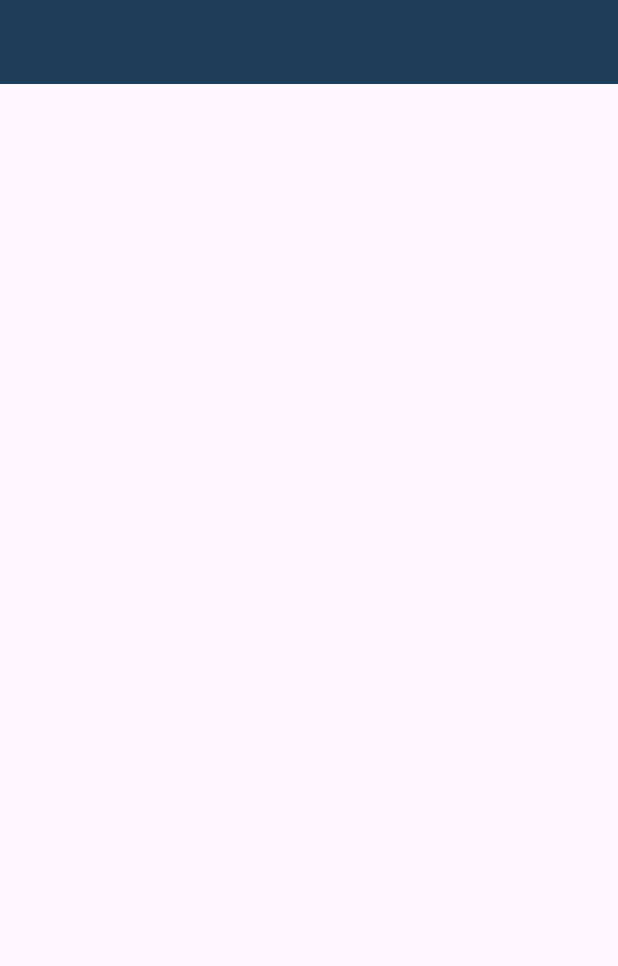
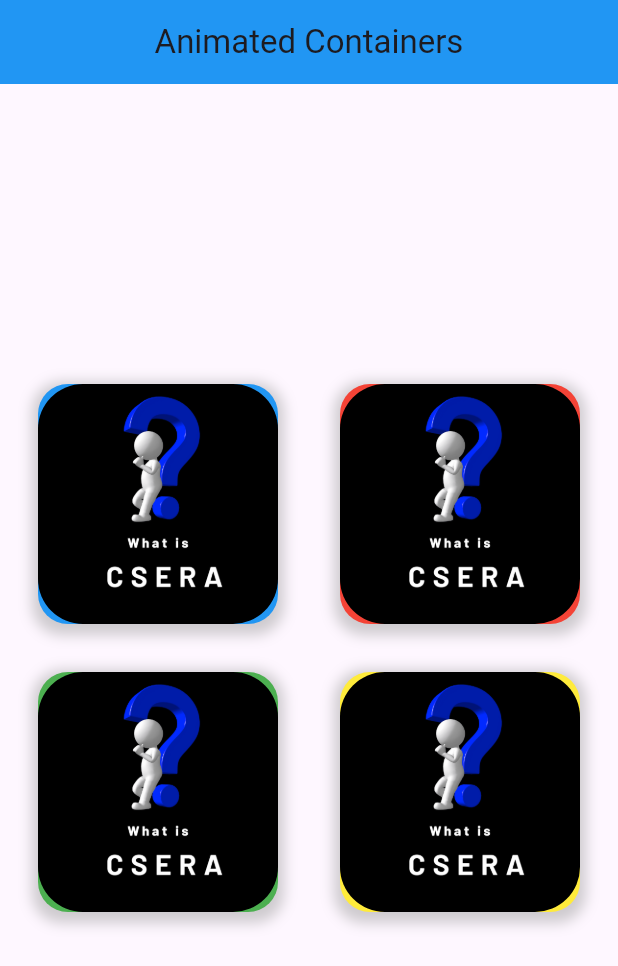
Before and after one commit to Faisii786/csera-project, a Flutter app: the screen it shows after launch, on a phone screen of 412 x 824 dp. Shown: the top 966 px of the screen. Run offline on Flutter 3.47's test engine with Material 3 defaults, Android fonts, the light colour scheme and no system bars; our stand-ins replace google_fonts.

```diff
--- /dev/null
+++ b/lib/CseraAboutSectionComplete/AnimatedContainers/AboutContainer.dart
@@ -0,0 +1,195 @@
+import 'package:csera_app/CseraAboutSectionComplete/NavigationPages/joinNow.dart';
+import 'package:csera_app/CseraAboutSectionComplete/NavigationPages/whatisCsera.dart';
+import 'package:csera_app/CseraAboutSectionComplete/NavigationPages/whyCsera.dart';
+import 'package:flutter/material.dart';
+
+import '../NavigationPages/whoCsera.dart';
+
+class AnimatedContainerScreen extends StatefulWidget {
+  @override
+  _AnimatedContainerScreenState createState() => _AnimatedContainerScreenState();
+}
+
+class _AnimatedContainerScreenState extends State<AnimatedContainerScreen>
+    with TickerProviderStateMixin {
+  late AnimationController _controller1;
+  late AnimationController _controller2;
+  late AnimationController _controller3;
+  late AnimationController _controller4;
+
+  late Animation<Offset> _animation1;
+  late Animation<Offset> _animation2;
+  late Animation<Offset> _animation3;
+  late Animation<Offset> _animation4;
+
+  Color _containerColor1 = Colors.blue;
+  Color _containerColor2 = Colors.red;
+  Color _containerColor3 = Colors.green;
+  Color _containerColor4 = Colors.yellow;
+
+  @override
+  void initState() {
+    super.initState();
+
+    // Animation Controller and Animation for the first container
+    _controller1 = AnimationController(
+      duration: Duration(seconds: 2),
+      vsync: this,
+    );
+    _animation1 = Tween<Offset>(
+      begin: Offset(-1.0, 0.0),
+      end: Offset(0.0, 0.0),
+    ).animate(
+      CurvedAnimation(
+        curve: Curves.easeInOut,
+        parent: _controller1,
+      ),
+    );
+
+    // Animation Controller and Animation for the second container
+    _controller2 = AnimationController(
+      duration: Duration(seconds: 2),
+      vsync: this,
+    );
+    _animation2 = Tween<Offset>(
+      begin: Offset(1.0, 0.0),
+      end: Offset(0.0, 0.0),
+    ).animate(
+      CurvedAnimation(
+        curve: Curves.easeInOut,
+        parent: _controller2,
+      ),
+    );
+
+    // Animation Controller and Animation for the third container
+    _controller3 = AnimationController(
+      duration: Duration(seconds: 2),
+      vsync: this,
+    );
+    _animation3 = Tween<Offset>(
+      begin: Offset(-1.0, 0.0),
+      end: Offset(0.0, 0.0),
+    ).animate(
+      CurvedAnimation(
+        curve: Curves.easeInOut,
+        parent: _controller3,
+      ),
+    );
+
+    // Animation Controller and Animation for the fourth container
+    _controller4 = AnimationController(
+      duration: Duration(seconds: 2),
+      vsync: this,
+    );
+    _animation4 = Tween<Offset>(
+      begin: Offset(1.0, 0.0),
+      end: Offset(0.0, 0.0),
+    ).animate(
+      CurvedAnimation(
+        curve: Curves.easeInOut,
+        parent: _controller4,
+      ),
+    );
+
+    // Start the animations
+    _controller1.forward();
+    _controller2.forward();
+    _controller3.forward();
+    _controller4.forward();
+  }
+
+  @override
+  Widget build(BuildContext context) {
+    return Scaffold(
+      appBar: AppBar(
+        title: Center(child: Text('Animated Containers')),
+        backgroundColor: Colors.blue,
+      ),
+      body: Center(
+        child: SingleChildScrollView(
+          child: Column(
+            mainAxisAlignment: MainAxisAlignment.center,
+            children: [
+              // Row 1
+              Row(
+                mainAxisAlignment: MainAxisAlignment.spaceEvenly,
+                children: [
+                  buildAnimatedContainer(_containerColor1, _animation1, "assets/images/what-is-csera.png", () {
+                    // Add your navigation logic here
+                    Navigator.push(context, MaterialPageRoute(builder: (context) => whatisCsera()));
+                  }),
+                  buildAnimatedContainer(_containerColor2, _animation2, "assets/images/what-is-csera.png", () {
+                    // Add your navigation logic here
+                    Navigator.push(context, MaterialPageRoute(builder: (context) => whyCsera()));
+                  }),
+                ],
+              ),
+              SizedBox(height: 16),
+
+              // Row 2
+              Row(
+                mainAxisAlignment: MainAxisAlignment.spaceEvenly,
+                children: [
+                  buildAnimatedContainer(_containerColor3, _animation3, "assets/images/what-is-csera.png", () {
+                    // Add your navigation logic here
+                    Navigator.push(context, MaterialPageRoute(builder: (context) => whoCsera()));
+                  }),
+                  buildAnimatedContainer(_containerColor4, _animation4, "assets/images/what-is-csera.png", () {
+                    // Add your navigation logic here
+                    Navigator.push(context, MaterialPageRoute(builder: (context) => joinNow()));
+                  }),
+                ],
+              ),
+              SizedBox(height: 16),
+            ],
+          ),
+        ),
+      ),
+    );
+  }
+
+  // Widget for building Animated Container with Image and Navigation
+  Widget buildAnimatedContainer(Color color, Animation<Offset> animation, String imagePath, VoidCallback onTap) {
+    return GestureDetector(
+      onTap: onTap,
+      child: SlideTransition(
+        position: animation,
+        child: Container(
+          height: 160.0, // Adjusted container height
+          width: 160.0,
+          margin: EdgeInsets.symmetric(horizontal: 16.0, vertical: 8.0),
+          decoration: BoxDecoration(
+            color: color,
+            borderRadius: BorderRadius.circular(20.0),
+            boxShadow: [
+              BoxShadow(
+                color: Colors.grey.withOpacity(0.5),
+                spreadRadius: 4,
+                blurRadius: 7,
+                offset: Offset(0, 3),
+              ),
+            ],
+          ),
+          // Image widget added here
+          child: ClipRRect(
+            borderRadius: BorderRadius.circular(30.0),
+            child: Image.asset(
+              imagePath,
+              fit: BoxFit.fill,
+            ),
+          ),
+        ),
+      ),
+    );
+  }
+
+  @override
+  void dispose() {
+    // Dispose animation controllers to prevent memory leaks
+    _controller1.dispose();
+    _controller2.dispose();
+    _controller3.dispose();
+    _controller4.dispose();
+    super.dispose();
+  }
+}
--- a/lib/main.dart
+++ b/lib/main.dart
@@ -1,5 +1,6 @@
-import 'package:csera_app/screens/Dashboard.dart';
 import 'package:flutter/material.dart';
+
+import 'CseraAboutSectionComplete/AnimatedContainers/AboutContainer.dart';
 
 void main() {
   runApp(const MyApp());
@@ -11,12 +12,13 @@ class MyApp extends StatelessWidget {
   @override
   Widget build(BuildContext context) {
     return MaterialApp(
+      debugShowCheckedModeBanner: false,
       title: 'CSERA App',
       theme: ThemeData(
         colorScheme: ColorScheme.fromSeed(seedColor: Colors.deepPurple),
         useMaterial3: true,
       ),
-      home: const DashboardScreen(),
+      home:  AnimatedContainerScreen(),
     );
   }
 }
--- a/lib/screens/Dashboard.dart
+++ /dev/null
@@ -1,15 +0,0 @@
-import 'package:csera_app/utility/colors.dart';
-import 'package:flutter/material.dart';
-
-class DashboardScreen extends StatelessWidget {
-  const DashboardScreen({super.key});
-
-  @override
-  Widget build(BuildContext context) {
-    return Scaffold(
-      appBar: AppBar(
-        backgroundColor: AppColors().backgroundColors,
-      ),
-    );
-  }
-}
--- a/lib/utility/colors.dart
+++ b/lib/utility/colors.dart
@@ -1,5 +1,6 @@
 import 'package:flutter/material.dart';
 
-class AppColors{
-  Color backgroundColors = const Color(0xff1e3d58);
+class AppColors {
+  Color BgColor = Color.fromARGB(255, 221, 218, 218);
+  Color AppBarColor = const Color(0xff1e3d58);
 }
```
Also changed, not shown: lib/CseraAboutSectionComplete/AnimatedContainers/ReusableContainer.dart (added, +20 -0 lines), lib/CseraAboutSectionComplete/NavigationPages/joinNow.dart (added, +19 -0 lines), lib/CseraAboutSectionComplete/NavigationPages/whatisCsera.dart (added, +76 -0 lines), lib/CseraAboutSectionComplete/NavigationPages/whoCsera.dart (added, +19 -0 lines), lib/CseraAboutSectionComplete/NavigationPages/whyCsera.dart (added, +255 -0 lines), pubspec.yaml (+4 -4 lines), assets/images/what-is-csera.png (added), pubspec.lock, 1 other file.
